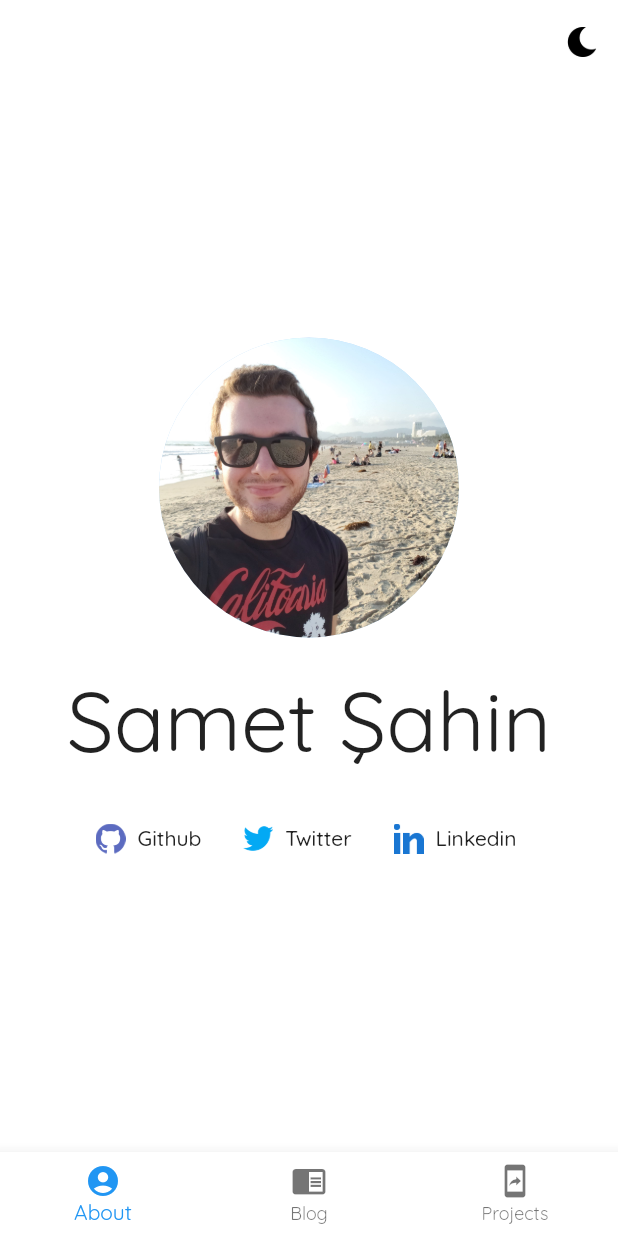
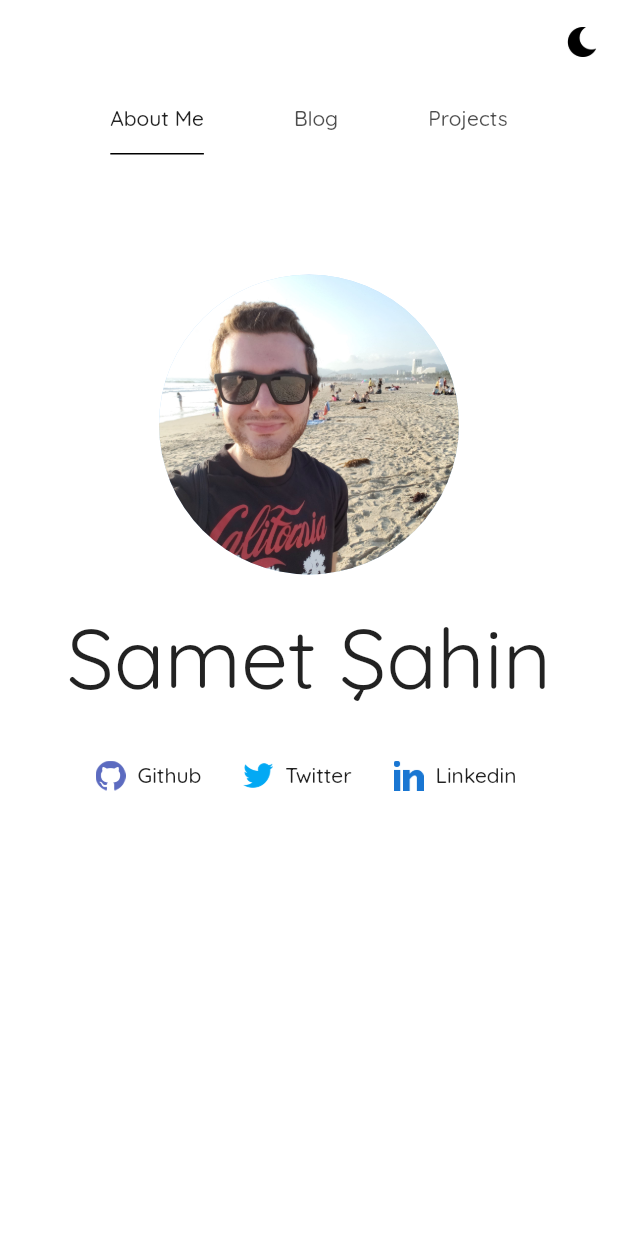
Before and after one commit to SametSahin10/sametsahin_dev, a Flutter app: the screen it shows after launch, on a phone screen of 412 x 824 dp. Run offline on Flutter 3.47's test engine with Material 2 defaults, Android fonts, the phone set to English and light mode, and no system bars; missing offline and left inert: dart:html.

Commit message:
Switched to using tabs

```diff
--- a/lib/main.dart
+++ b/lib/main.dart
@@ -20,7 +20,7 @@ class SametSahin extends StatelessWidget {
   Widget build(BuildContext context) {
     return MaterialApp(
       debugShowCheckedModeBanner: false,
-      title: 'Samet Sahin',
+      title: 'Samet Şahin',
       theme: ThemeSwitcher.of(context)
           .isDarkModeOn ? darkTheme(context) : lightTheme(context),
       home: HomePage(),
--- a/lib/pages/home_page.dart
+++ b/lib/pages/home_page.dart
@@ -11,7 +11,6 @@ class HomePage extends StatefulWidget {
 }
 
 class _HomePageState extends State<HomePage> {
-  int _selectedIndex = 0;
   static List<Widget> tabWidgets = <Widget>[
     AboutTab(),
     BlogTab(),
@@ -25,7 +24,9 @@ class _HomePageState extends State<HomePage> {
 
   @override
   Widget build(BuildContext context) {
-    return Scaffold(
+    return DefaultTabController(
+      length: 3,
+      child: Scaffold(
         appBar: AppBar(
           actions: <Widget>[
             IconButton(
@@ -36,28 +37,28 @@ class _HomePageState extends State<HomePage> {
               onPressed: () => ThemeSwitcher.of(context).switchDarkMode(),
             )
           ],
+          bottom: TabBar(
+            isScrollable: true,
+            indicatorSize: TabBarIndicatorSize.label,
+            indicatorWeight: 1,
+            indicatorColor: Colors.black,
+            labelPadding: EdgeInsets.symmetric(horizontal: 30),
+            tabs: <Widget>[
+              Tab(
+                text: 'About Me',
               ),
-      body: Center(
-        child: tabWidgets.elementAt(_selectedIndex),
+              Tab(
+                text: 'Blog',
               ),
-      bottomNavigationBar: BottomNavigationBar(
-        items: const <BottomNavigationBarItem>[
-          BottomNavigationBarItem(
-            icon: Icon(Icons.account_circle),
-            title: Text("About"),
+              Tab(
+                text: 'Projects',
               ),
-          BottomNavigationBarItem(
-            icon: Icon(Icons.chrome_reader_mode),
-            title: Text("Blog"),
+            ],
           ),
-          BottomNavigationBarItem(
-            icon: Icon(Icons.mobile_screen_share),
-            title: Text("Projects"),
+        ),
+        body: TabBarView(
+          children: tabWidgets,
         )
-        ],
-        currentIndex: _selectedIndex,
-        onTap: (index) => setState(() => _selectedIndex = index),
-        selectedItemColor: Theme.of(context).accentColor,
       ),
     );
   }
--- a/lib/tabs/about_tab.dart
+++ b/lib/tabs/about_tab.dart
@@ -8,11 +8,12 @@ class AboutTab extends StatelessWidget {
   @override
   Widget build(BuildContext context) {
     return SingleChildScrollView(
-      child: Center(
-        child: Padding(
-          padding: const EdgeInsets.only(bottom: 16.0),
+      child: Padding(
+        padding: EdgeInsets.only(top: 80),
+        child: Center(
           child: Column(
             crossAxisAlignment: CrossAxisAlignment.center,
+            mainAxisAlignment: MainAxisAlignment.center,
             children: <Widget>[
               CircleAvatar(
                 radius: 100,
--- a/lib/tabs/blog_tab.dart
+++ b/lib/tabs/blog_tab.dart
@@ -3,6 +3,13 @@ import 'package:flutter/material.dart';
 class BlogTab extends StatelessWidget {
   @override
   Widget build(BuildContext context) {
-    return Container();
+    return Center(
+      child: Text(
+        'Mind blowing blog posts are coming soon...',
+        style: TextStyle(
+          fontSize: 24
+        ),
+      ),
+    );
   }
 }
--- a/lib/tabs/projects_tab.dart
+++ b/lib/tabs/projects_tab.dart
@@ -3,6 +3,13 @@ import 'package:flutter/material.dart';
 class ProjectsTab extends StatelessWidget {
   @override
   Widget build(BuildContext context) {
-    return Container();
+    return Center(
+      child: Text(
+        'Projects are on the way...',
+        style: TextStyle(
+            fontSize: 24
+        ),
+      ),
+    );
   }
 }
```
Lines whose indentation alone changed are shown as unchanged.
